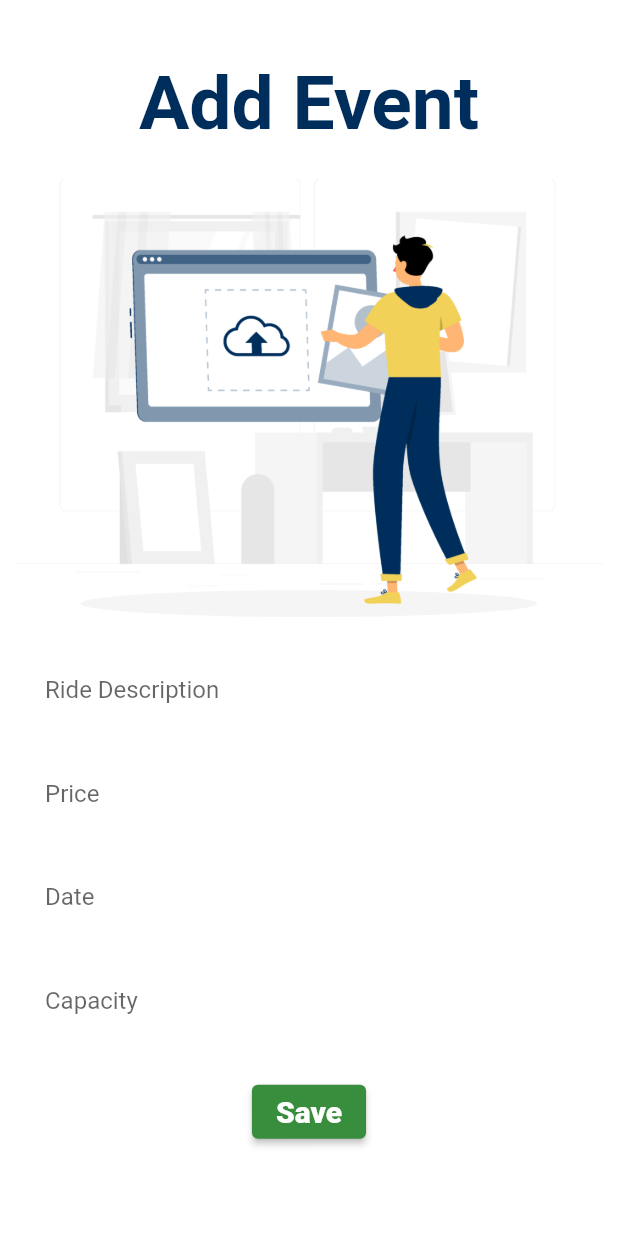
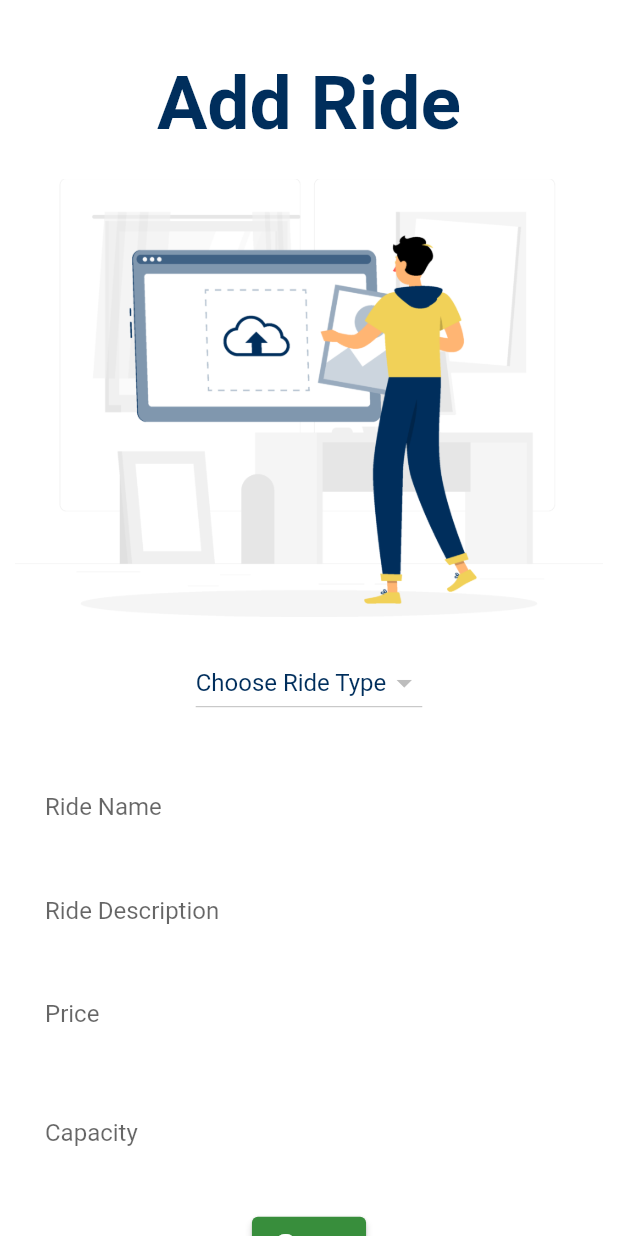
Before and after one commit to khaleddsaadd/Nile-Tubing-Mobile-App, a Flutter app: the AddRide screen opened directly, on a phone screen of 412 x 824 dp. Run offline on Flutter 3.47's test engine with Material 2 defaults, Android fonts, the light colour scheme and no system bars; our stand-ins replace cloud_firestore, firebase_auth, firebase_core; accounts and stored records are empty.

Commit message:
Update Ride + Admin Home Page

```diff
--- a/nile_tubing_app/lib/model/add_ride_admin.dart
+++ b/nile_tubing_app/lib/model/add_ride_admin.dart
@@ -2,6 +2,6 @@
 import 'package:cloud_firestore/cloud_firestore.dart';
 
 class AdminRides{
-// List<ridesmodel> _ride = [];
+
 late ridesmodel rmodel;
 }
--- a/nile_tubing_app/lib/screens/add_event.dart
+++ b/nile_tubing_app/lib/screens/add_event.dart
@@ -10,14 +10,14 @@
 // import 'package:nile_tubing_app/services/authentication_services.dart';
 // import 'package:provider/provider.dart';
 
-class AddRide extends StatefulWidget {
+class AddEvent extends StatefulWidget {
   @override
-  State<AddRide> createState() => _AddRideState();
+  State<AddEvent> createState() => _AddEventState();
 }
 
 
 
-class _AddRideState extends State<AddRide> {
+class _AddEventState extends State<AddEvent> {
   bool _isObscure = true;
   late ridesmodel rides;
   final _formKey = GlobalKey<FormState>();
--- a/nile_tubing_app/lib/screens/add_ride.dart
+++ b/nile_tubing_app/lib/screens/add_ride.dart
@@ -20,7 +20,12 @@
 class _AddRideState extends State<AddRide> {
   bool _isObscure = true;
   late ridesmodel rides;
+
+  List<String> _accountType = <String>[];
+
+  var selectedType;
   final _formKey = GlobalKey<FormState>();
+  final RideNController = TextEditingController();
   final RideTController = TextEditingController();
   final PriceController = TextEditingController();
   final DateController = TextEditingController();
@@ -38,7 +43,6 @@
               alignment: Alignment.center,
               margin: EdgeInsets.all(10),
               child: Column(children: [
-
                 // IconButton(
                 //     alignment: Alignment(-35, 5),
                 //     icon: new Icon(
@@ -67,24 +71,82 @@
           Image.asset('assets/Add.png'),
           SizedBox(height: 20),
 
-                //  StreamBuilder<QuerySnapshot>(
-                //   stream: FirebaseFirestore.instance.collection("Rides").snapshots(),
-                //   builder: (context, snapshot) {
-                //     if (!snapshot.hasData)
-                //       const Text("Loading.....");
-                //     else {
-                //       List<DropdownMenuItem> currencyItems = [];
-                //       for (int i = 0; i < snapshot.data.documents.length; i++) {
-                //         DocumentSnapshot snap = snapshot.data.documents[i];
-                //         currencyItems.add(
-                //           DropdownMenuItem(
-                //             child: Text(
-                //               snap.documentID,
-                //               style: TextStyle(color: Color(0xff11b719)),
-                //             ),
-                //             value: "${snap.documentID}",
-                //           ),
-                //         );}}}),
+          StreamBuilder<QuerySnapshot>(
+                  stream: FirebaseFirestore.instance.collection("Rides").snapshots(),
+                  builder: (context, snapshot) {
+                    if (!snapshot.hasData){
+                      const Text("Loading.....");
+                    }
+                    else {
+
+                      _accountType.clear();
+                      for (int i = 0; i < snapshot.data!.docs.length; i++)
+                      {   DocumentSnapshot snap = snapshot.data!.docs[i];
+                        _accountType.add(snap.id);
+
+                      }
+
+                     return Row(
+                        mainAxisAlignment: MainAxisAlignment.center,
+                        children: <Widget>[
+                         DropdownButton(
+                    items: _accountType
+                        .map((value) => DropdownMenuItem(
+                              child: Text(
+                                value,
+                                style: TextStyle(color: Color(0xFF002E5C)),
+                              ),
+                              value: value,
+                            ))
+                        .toList(),
+                   onChanged: (ridetype) {
+                              final snackBar = SnackBar(
+                                content: Text(
+                                  'Selected Type is $ridetype',
+                                  style: TextStyle(color: Color(0xff11b719)),
+                                ),
+                              );
+                              Scaffold.of(context).showSnackBar(snackBar);
+                              setState(() {
+                                selectedType = ridetype;
+                              });
+                            },
+                    value: selectedType,
+                    isExpanded: false,
+                    hint: Text(
+                      'Choose Ride Type',
+                      style: TextStyle(color: Color(0xFF002E5C)),
+                    ),
+                  )
+                ],
+
+
+                      );
+                    } return const Text("Loading.....");
+                  }),
+                 const SizedBox(height: 30),
+                  TextFormField(
+                  controller: RideNController,
+                  validator: (value) {
+                    if (value == null || value.isEmpty) {
+                      return 'Please enter some text';
+                    }
+                    return null;
+                  },
+                  // keyboardType: TextInputType.emailAddress,
+                  decoration: InputDecoration(
+                    filled: true,
+                    fillColor: Colors.white,
+                    border: OutlineInputBorder(
+                        borderSide: BorderSide.none,
+                        borderRadius: BorderRadius.circular(50)),
+                    labelText: 'Ride Name',
+                    hintText: "Ride Name",
+                    contentPadding: EdgeInsets.all(20.0),
+                  ),
+                ),
+                const SizedBox(height: 10),
+
                  TextFormField(
                   controller: RideDController,
                   validator: (value) {
@@ -115,7 +177,7 @@
                     }
                     return null;
                   },
-                  keyboardType: TextInputType.visiblePassword,
+                  // keyboardType: TextInputType.visiblePassword,
                   decoration: InputDecoration(
                     filled: true,
                     fillColor: Colors.white,
@@ -210,23 +272,23 @@
                        onPressed: () {
                       if (_formKey.currentState!.validate()) {
                         rides = ridesmodel(
-                        // rideType: RideTController.text.trim(),
-                        // ridePrice: PriceController.i.trim(),
-                        rideCapacity: CapacityController.text.trim(),
+                        rideName: RideNController.text.trim(),
+                        rideType: RideDController.text.trim(),
+                        ridePrice: int.parse(PriceController.text.trim()),
+                        // rideCapacity: CapacityController.text.trim(),
 
                       );
 
-                    FirebaseFirestore.instance.collection('Arides').add({
-                      // 'Name': '${rides.rideType}',
-                      // 'Price': '${rides.rideCapacity}',
-                      'Capacity': '${rides.rideCapacity}',
-                    });
-                    // FirebaseFirestore.instance.
-                    //  collection('tags').
-                    //  document(tag).
-                    //  set(data, SetOptions(merge: true))
-                    //   };
-                         }  } ),
+                    //  FirebaseFirestore.instance.collection('Arides').add({
+                       // 'Name': '${rides.rideType}',
+                    //   'Price': '${rides.ridePrice}',
+                     //   'Capacity': '${rides.rideCapacity}',
+                    //  });
+                    FirebaseFirestore.instance.collection('Rides').doc(selectedType)
+                    .update({"Name": '${rides.rideName}'}).then((_) { debugPrint("success!");});
+                    FirebaseFirestore.instance.collection('Rides').doc(selectedType)
+                    .update({"Description": '${rides.rideType}'}).then((_) { debugPrint("success!");});
+                           } }),
                     SizedBox(height: 10),
                     Row(
                       children: [
--- a/nile_tubing_app/pubspec.yaml
+++ b/nile_tubing_app/pubspec.yaml
@@ -34,6 +34,7 @@
   cloud_firestore: ^3.1.6
   provider: ^6.0.2
 
+
   # The following adds the Cupertino Icons font to your application.
   # Use with the CupertinoIcons class for iOS style icons.
   cupertino_icons: ^1.0.2
@@ -41,7 +42,12 @@
 dev_dependencies:
   flutter_test:
     sdk: flutter
+  flutter_launcher_icons: ^0.9.2
 
+flutter_icons:
+  android: true
+  ios: true
+  image_path: "assets/app_logo.png"
   # The "flutter_lints" package below contains a set of recommended lints to
   # encourage good coding practices. The lint set provided by the package is
   # activated in the `analysis_options.yaml` file located at the root of your
```
Also changed, not shown: nile_tubing_app/lib/screens/admin.dart (added, +103 -0 lines), nile_tubing_app/assets/app_logo.png (added), nile_tubing_app/pubspec.lock.
